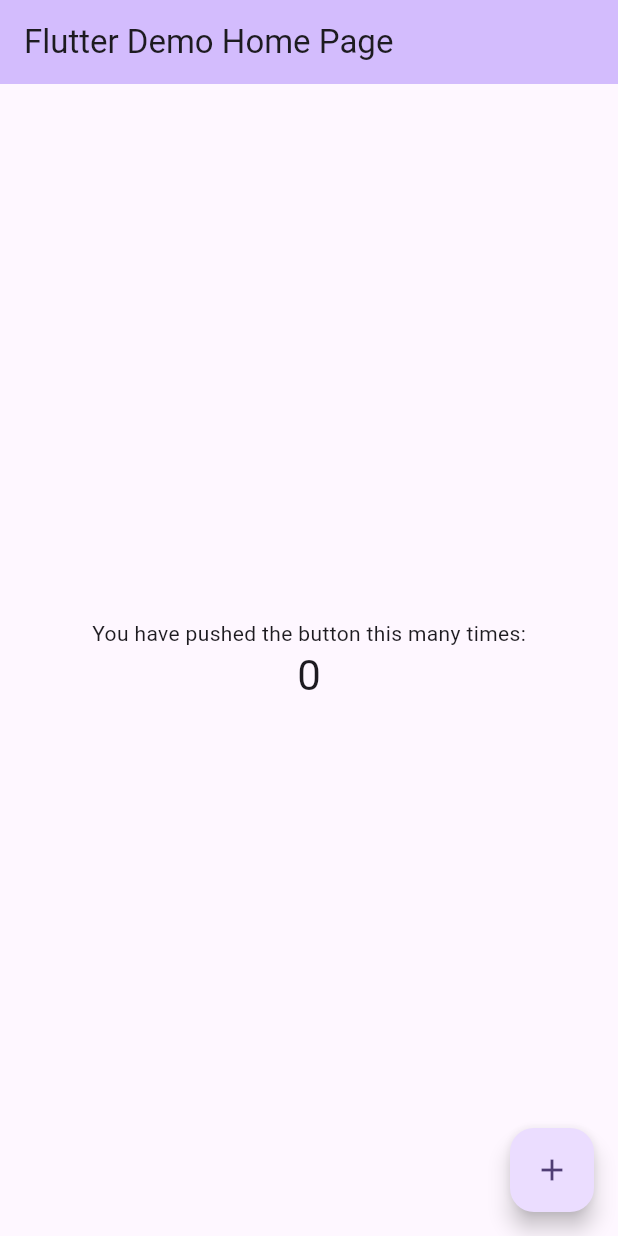
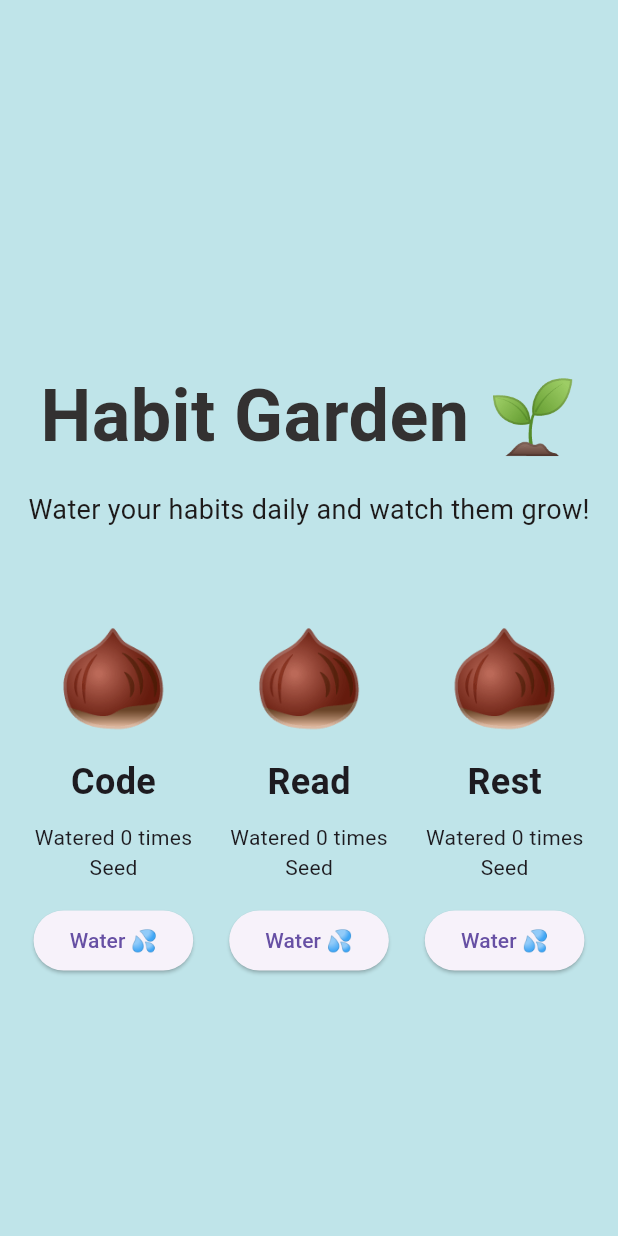
Before and after one commit to vaishnavikawale2004/garden, a Flutter app: the screen it shows after launch, on a phone screen of 412 x 824 dp. Run offline on Flutter 3.47's test engine with Material 3 defaults, Android fonts, the phone set to English and light mode, and no system bars; our stand-ins replace flutter_bloc, get_it, shared_preferences.

Commit message:
Fix habit growth stages

```diff
--- a/lib/core/di/injection.dart
+++ b/lib/core/di/injection.dart
@@ -0,0 +1,17 @@
+import 'package:get_it/get_it.dart';
+import 'package:shared_preferences/shared_preferences.dart';
+
+import '../../features/habits/data/repositories/habit_repository_impl.dart';
+import '../../features/habits/domain/repositories/habit_repository.dart';
+
+final getIt = GetIt.instance;
+
+Future<void> setupDependencies() async {
+  final preferences = await SharedPreferences.getInstance();
+
+  getIt.registerSingleton<SharedPreferences>(preferences);
+
+  getIt.registerLazySingleton<HabitRepository>(
+    () => HabitRepositoryImpl(getIt<SharedPreferences>()),
+  );
+}
--- a/lib/features/habits/data/models/habit_model.dart
+++ b/lib/features/habits/data/models/habit_model.dart
@@ -0,0 +1,32 @@
+import '../../domain/entities/habit.dart';
+
+class HabitModel extends Habit {
+  const HabitModel({
+    required super.id,
+    required super.name,
+    required super.icon,
+    super.wateredCount = 0,
+  });
+
+  factory HabitModel.fromHabit(Habit habit) {
+    return HabitModel(
+      id: habit.id,
+      name: habit.name,
+      icon: habit.icon,
+      wateredCount: habit.wateredCount,
+    );
+  }
+
+  factory HabitModel.fromJson(Map<String, dynamic> json) {
+    return HabitModel(
+      id: json['id'],
+      name: json['name'],
+      icon: json['icon'],
+      wateredCount: json['wateredCount'] ?? 0,
+    );
+  }
+
+  Map<String, dynamic> toJson() {
+    return {'id': id, 'name': name, 'icon': icon, 'wateredCount': wateredCount};
+  }
+}
--- a/lib/features/habits/data/repositories/habit_repository_impl.dart
+++ b/lib/features/habits/data/repositories/habit_repository_impl.dart
@@ -0,0 +1,41 @@
+import 'dart:convert';
+
+import 'package:shared_preferences/shared_preferences.dart';
+
+import '../../domain/entities/habit.dart';
+import '../../domain/repositories/habit_repository.dart';
+import '../models/habit_model.dart';
+
+class HabitRepositoryImpl implements HabitRepository {
+  final SharedPreferences preferences;
+
+  HabitRepositoryImpl(this.preferences);
+
+  static const String habitsKey = 'habits';
+
+  @override
+  Future<List<Habit>> getHabits() async {
+    final data = preferences.getString(habitsKey);
+
+    if (data == null) {
+      return [
+        const Habit(id: '1', name: 'Code', icon: '💻'),
+        const Habit(id: '2', name: 'Read', icon: '📚'),
+        const Habit(id: '3', name: 'Rest', icon: '😴'),
+      ];
+    }
+
+    final List<dynamic> jsonList = jsonDecode(data);
+
+    return jsonList.map((json) => HabitModel.fromJson(json)).toList();
+  }
+
+  @override
+  Future<void> saveHabits(List<Habit> habits) async {
+    final models = habits.map((habit) => HabitModel.fromHabit(habit)).toList();
+
+    final jsonList = models.map((habit) => habit.toJson()).toList();
+
+    await preferences.setString(habitsKey, jsonEncode(jsonList));
+  }
+}
--- /dev/null
+++ b/lib/features/habits/domain/entities/habit.dart
@@ -0,0 +1,21 @@
+class Habit {
+  final String id;
+  final String name;
+  final String icon;
+  final int wateredCount;
+
+  const Habit({
+    required this.id,
+    required this.name,
+    required this.icon,
+    this.wateredCount = 0,
+  });
+  Habit copyWith({String? id, String? name, String? icon, int? wateredCount}) {
+    return Habit(
+      id: this.id,
+      name: this.name,
+      icon: this.icon,
+      wateredCount: wateredCount ?? this.wateredCount,
+    );
+  }
+}
--- a/lib/features/habits/domain/repositories/habit_repository.dart
+++ b/lib/features/habits/domain/repositories/habit_repository.dart
@@ -0,0 +1,7 @@
+import '../entities/habit.dart';
+
+abstract class HabitRepository {
+  Future<List<Habit>> getHabits();
+
+  Future<void> saveHabits(List<Habit> habits);
+}
--- a/lib/features/habits/presentation/bloc/habit_bloc.dart
+++ b/lib/features/habits/presentation/bloc/habit_bloc.dart
@@ -0,0 +1,36 @@
+import 'package:flutter_bloc/flutter_bloc.dart';
+
+import '../../domain/repositories/habit_repository.dart';
+import 'habit_event.dart';
+import 'habit_state.dart';
+
+class HabitBloc extends Bloc<HabitEvent, HabitState> {
+  final HabitRepository repository;
+
+  HabitBloc(this.repository) : super(const HabitState()) {
+    on<LoadHabits>(_loadHabits);
+    on<WaterHabit>(_waterHabit);
+  }
+
+  Future<void> _loadHabits(LoadHabits event, Emitter<HabitState> emit) async {
+    emit(state.copyWith(isLoading: true));
+
+    final habits = await repository.getHabits();
+
+    emit(state.copyWith(habits: habits, isLoading: false));
+  }
+
+  Future<void> _waterHabit(WaterHabit event, Emitter<HabitState> emit) async {
+    final updatedHabits = state.habits.map((habit) {
+      if (habit.id == event.habit.id) {
+        return habit.copyWith(wateredCount: habit.wateredCount + 1);
+      }
+
+      return habit;
+    }).toList();
+
+    emit(state.copyWith(habits: updatedHabits));
+
+    await repository.saveHabits(updatedHabits);
+  }
+}
--- a/lib/features/habits/presentation/bloc/habit_event.dart
+++ b/lib/features/habits/presentation/bloc/habit_event.dart
@@ -0,0 +1,11 @@
+import '../../domain/entities/habit.dart';
+
+abstract class HabitEvent {}
+
+class LoadHabits extends HabitEvent {}
+
+class WaterHabit extends HabitEvent {
+  final Habit habit;
+
+  WaterHabit(this.habit);
+}
--- a/lib/features/habits/presentation/bloc/habit_state.dart
+++ b/lib/features/habits/presentation/bloc/habit_state.dart
@@ -0,0 +1,15 @@
+import '../../domain/entities/habit.dart';
+
+class HabitState {
+  final List<Habit> habits;
+  final bool isLoading;
+
+  const HabitState({this.habits = const [], this.isLoading = false});
+
+  HabitState copyWith({List<Habit>? habits, bool? isLoading}) {
+    return HabitState(
+      habits: habits ?? this.habits,
+      isLoading: isLoading ?? this.isLoading,
+    );
+  }
+}
--- a/lib/features/habits/presentation/pages/habit_page.dart
+++ b/lib/features/habits/presentation/pages/habit_page.dart
@@ -0,0 +1,71 @@
+import 'package:flutter/material.dart';
+import 'package:flutter_bloc/flutter_bloc.dart';
+
+import '../bloc/habit_bloc.dart';
+import '../bloc/habit_event.dart';
+import '../bloc/habit_state.dart';
+import '../widgets/habit_card.dart';
+
+class HabitPage extends StatelessWidget {
+  const HabitPage({super.key});
+
+  @override
+  Widget build(BuildContext context) {
+    return Scaffold(
+      backgroundColor: const Color.fromARGB(255, 191, 228, 233),
+
+      body: SafeArea(
+        child: BlocBuilder<HabitBloc, HabitState>(
+          builder: (context, state) {
+            if (state.isLoading) {
+              return const Center(child: CircularProgressIndicator());
+            }
+
+            return Center(
+              child: SingleChildScrollView(
+                child: Column(
+                  children: [
+                    const SizedBox(height: 70),
+
+                    const Text(
+                      'Habit Garden 🌱',
+                      style: TextStyle(
+                        color: Color.fromARGB(255, 51, 49, 49),
+                        fontSize: 48,
+                        fontWeight: FontWeight.bold,
+                      ),
+                    ),
+
+                    const SizedBox(height: 15),
+
+                    const Text(
+                      'Water your habits daily and watch them grow!',
+                      style: TextStyle(color: Color.fromARGB(255, 29, 26, 26), fontSize: 18),
+                    ),
+
+                    const SizedBox(height: 50),
+
+                    Row(
+                      mainAxisAlignment: MainAxisAlignment.center,
+                      children: state.habits.map((habit) {
+                        return Padding(
+                          padding: const EdgeInsets.symmetric(horizontal: 12),
+                          child: HabitCard(
+                            habit: habit,
+                            onWater: () {
+                              context.read<HabitBloc>().add(WaterHabit(habit));
+                            },
+                          ),
+                        );
+                      }).toList(),
+                    ),
+                  ],
+                ),
+              ),
+            );
+          },
+        ),
+      ),
+    );
+  }
+}
--- a/lib/features/habits/presentation/widgets/habit_card.dart
+++ b/lib/features/habits/presentation/widgets/habit_card.dart
@@ -0,0 +1,68 @@
+import 'package:flutter/material.dart';
+
+import '../../domain/entities/habit.dart';
+
+class HabitCard extends StatelessWidget {
+  final Habit habit;
+  final VoidCallback onWater;
+
+  const HabitCard({super.key, required this.habit, required this.onWater});
+
+  String get plant {
+    if (habit.wateredCount == 0) {
+      return '🌰';
+    } else if (habit.wateredCount < 5) {
+      return '🌱';
+    } else if (habit.wateredCount < 10) {
+      return '🌿';
+    } else if (habit.wateredCount < 15) {
+      return '🪴';
+    } else if (habit.wateredCount < 20) {
+      return '🌳';
+    } else if (habit.wateredCount < 25) {
+      return '🌸';
+    } else if (habit.wateredCount < 30) {
+      return '🍇';
+    } else {
+      return '🌳';
+    }
+  }
+
+  String get stage {
+    if (habit.wateredCount == 0) {
+      return 'Seed';
+    } else if (habit.wateredCount < 5) {
+      return 'Growing';
+    } else if (habit.wateredCount < 10) {
+      return 'Big Tree';
+    } else {
+      return 'Full Tree';
+    }
+  }
+
+  @override
+  Widget build(BuildContext context) {
+    return Column(
+      children: [
+        Text(plant, style: const TextStyle(fontSize: 65)),
+
+        const SizedBox(height: 8),
+
+        Text(
+          habit.name,
+          style: const TextStyle(fontSize: 24, fontWeight: FontWeight.bold),
+        ),
+
+        const SizedBox(height: 10),
+
+        Text('Watered ${habit.wateredCount} times'),
+
+        Text(stage, style: const TextStyle(fontSize: 14)),
+
+        const SizedBox(height: 15),
+
+        ElevatedButton(onPressed: onWater, child: const Text('Water 💦')),
+      ],
+    );
+  }
+}
--- a/lib/main.dart
+++ b/lib/main.dart
@@ -1,121 +1,33 @@
 import 'package:flutter/material.dart';
+import 'package:flutter_bloc/flutter_bloc.dart';
 
-void main() {
-  runApp(const MyApp());
+import 'core/di/injection.dart';
+import 'features/habits/domain/repositories/habit_repository.dart';
+import 'features/habits/presentation/bloc/habit_bloc.dart';
+import 'features/habits/presentation/bloc/habit_event.dart';
+import 'features/habits/presentation/pages/habit_page.dart';
+
+Future<void> main() async {
+  WidgetsFlutterBinding.ensureInitialized();
+
+  await setupDependencies();
+
+  runApp(const HabitGardenApp());
 }
 
-class MyApp extends StatelessWidget {
-  const MyApp({super.key});
-
-  // This widget is the root of your application.
-  @override
-  Widget build(BuildContext context) {
-    return MaterialApp(
-      title: 'Flutter Demo',
-      theme: ThemeData(
-        // This is the theme of your application.
-        //
-        // TRY THIS: Try running your application with "flutter run". You'll see
-        // the application has a purple toolbar. Then, without quitting the app,
-        // try changing the seedColor in the colorScheme below to Colors.green
-        // and then invoke "hot reload" (save your changes or press the "hot
-        // reload" button in a Flutter-supported IDE, or press "r" if you used
-        // the command line to start the app).
-        //
-        // Notice that the counter didn't reset back to zero; the application
-        // state is not lost during the reload. To reset the state, use hot
-        // restart instead.
-        //
-        // This works for code too, not just values: Most code changes can be
-        // tested with just a hot reload.
-        colorScheme: .fromSeed(seedColor: Colors.deepPurple),
-      ),
-      home: const MyHomePage(title: 'Flutter Demo Home Page'),
-    );
-  }
-}
-
-class MyHomePage extends StatefulWidget {
-  const MyHomePage({super.key, required this.title});
-
-  // This widget is the home page of your application. It is stateful, meaning
-  // that it has a State object (defined below) that contains fields that affect
-  // how it looks.
-
-  // This class is the configuration for the state. It holds the values (in this
-  // case the title) provided by the parent (in this case the App widget) and
-  // used by the build method of the State. Fields in a Widget subclass are
-  // always marked "final".
-
-  final String title;
-
-  @override
-  State<MyHomePage> createState() => _MyHomePageState();
-}
-
-class _MyHomePageState extends State<MyHomePage> {
-  int _counter = 0;
-
-  void _incrementCounter() {
-    setState(() {
-      // This call to setState tells the Flutter framework that something has
-      // changed in this State, which causes it to rerun the build method below
-      // so that the display can reflect the updated values. If we changed
-      // _counter without calling setState(), then the build method would not be
-      // called again, and so nothing would appear to happen.
-      _counter++;
-    });
-  }
+class HabitGardenApp extends StatelessWidget {
+  const HabitGardenApp({super.key});
 
   @override
   Widget build(BuildContext context) {
-    // This method is rerun every time setState is called, for instance as done
-    // by the _incrementCounter method above.
-    //
-    // The Flutter framework has been optimized to make rerunning build methods
-    // fast, so that you can just rebuild anything that needs updating rather
-    // than having to individually change instances of widgets.
-    return Scaffold(
-      appBar: AppBar(
-        // TRY THIS: Try changing the color here to a specific color (to
-        // Colors.amber, perhaps?) and trigger a hot reload to see the AppBar
-        // change color while the other colors stay the same.
-        backgroundColor: Theme.of(context).colorScheme.inversePrimary,
-        // Here we take the value from the MyHomePage object that was created by
-        // the App.build method, and use it to set our appbar title.
-        title: Text(widget.title),
-      ),
-      body: Center(
-        // Center is a layout widget. It takes a single child and positions it
-        // in the middle of the parent.
-        child: Column(
-          // Column is also a layout widget. It takes a list of children and
-          // arranges them vertically. By default, it sizes itself to fit its
-          // children horizontally, and tries to be as tall as its parent.
-          //
-          // Column has various properties to control how it sizes itself and
-          // how it positions its children. Here we use mainAxisAlignment to
-          // center the children vertically; the main axis here is the vertical
-          // axis because Columns are vertical (the cross axis would be
-          // horizontal).
-          //
-          // TRY THIS: Invoke "debug painting" (choose the "Toggle Debug Paint"
-          // action in the IDE, or press "p" in the console), to see the
-          // wireframe for each widget.
-          mainAxisAlignment: .center,
-          children: [
-            const Text('You have pushed the button this many times:'),
-            Text(
-              '$_counter',
-              style: Theme.of(context).textTheme.headlineMedium,
-            ),
-          ],
-        ),
-      ),
-      floatingActionButton: FloatingActionButton(
-        onPressed: _incrementCounter,
-        tooltip: 'Increment',
-        child: const Icon(Icons.add),
+    return BlocProvider(
+      create: (_) => HabitBloc(
+        getIt<HabitRepository>(),
+      )..add(LoadHabits()),
+
+      child: const MaterialApp(
+        debugShowCheckedModeBanner: false,
+        home: HabitPage(),
       ),
     );
   }
```
Also changed, not shown: 1 other file.
